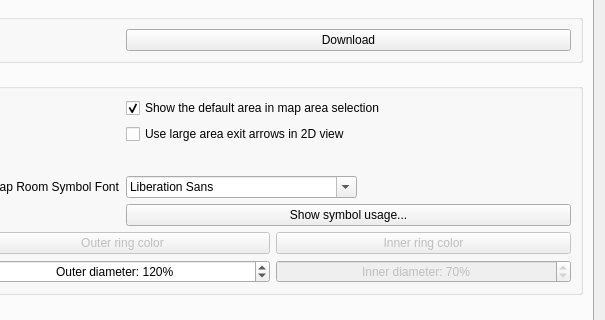
Above: src/ui/profile_preferences.ui from ThalynLabs/Mudlet before the change; both pictures show x 360 to 965 and y 284 to 604 of the 965 by 724 pixel window. Below: the same form after it.
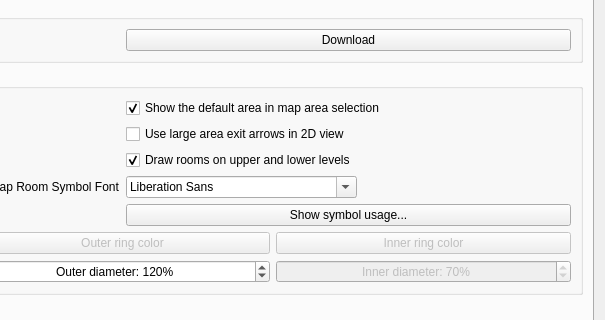
That is the form after the change. The open tabs and pages were chosen to show the change. Icons and pictures are not drawn. Custom widgets are drawn as their Qt base class.

Commit message:
Add: UI option to toggle showing bottom/upper levels (#8278)
<!-- Keep the title short & concise so anyone non-technical can
understand it,
     the title appears in PTB changelogs -->
#### Brief overview of PR changes/additions
Add UI option to toggle showing bottom/upper levels

<img width="1191" height="328" alt="image"
src="https://github.com/user-attachments/assets/164abe32-35bf-4761-b681-f5bab0b3a507"
/>

#### Motivation for adding to Mudlet
Player demand
#### Other info (issues closed, discussion etc)

```diff
--- a/src/ui/profile_preferences.ui
+++ b/src/ui/profile_preferences.ui
@@ -2490,6 +2490,19 @@
             </property>
            </widget>
           </item>
+          <item row="2" column="1">
+           <widget class="QCheckBox" name="checkBox_drawUpperLowerLevels">
+            <property name="toolTip">
+             <string>&lt;p&gt;When enabled, rooms on floors above and below the current level will be drawn with a lighter color to show the map layout context.&lt;/p&gt;</string>
+            </property>
+            <property name="text">
+             <string>Draw rooms on upper and lower levels</string>
+            </property>
+            <property name="checked">
+             <bool>true</bool>
+            </property>
+           </widget>
+          </item>
           <item row="3" column="0" alignment="Qt::AlignmentFlag::AlignRight">
            <widget class="QLabel" name="label_mapSymbolsFont">
             <property name="text">
```
The commit also changes 1 other file.
